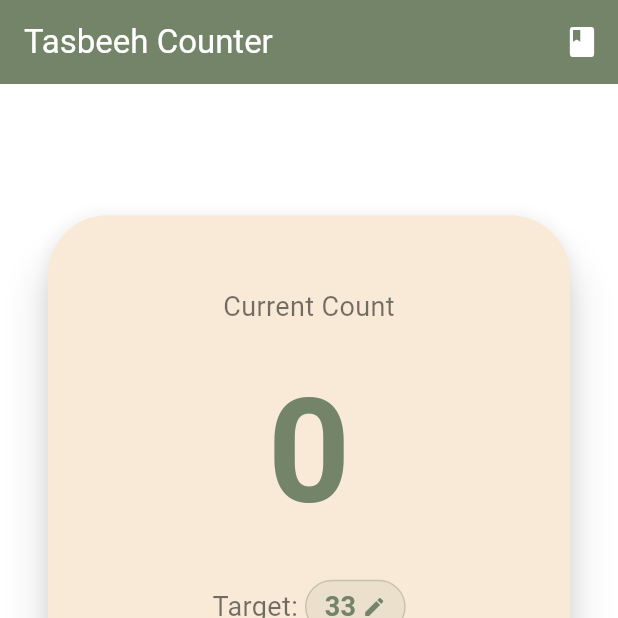
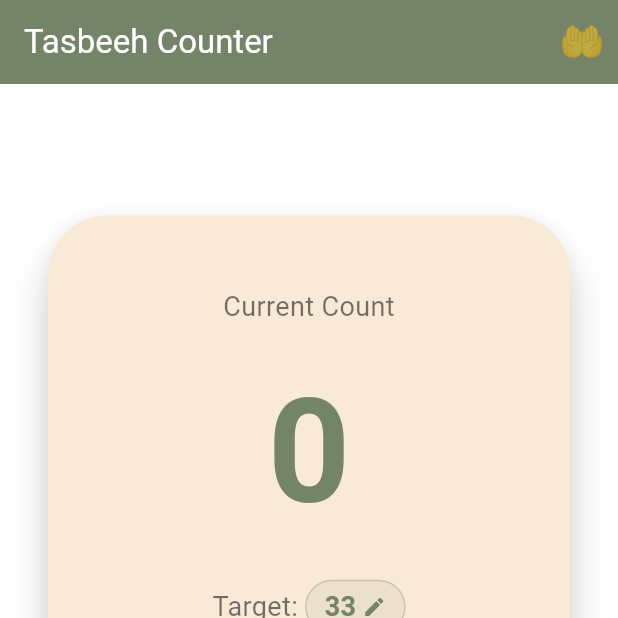
Before and after one commit to maria-khan-khushk/smart_namaz_companion, a Flutter app: the screen it shows after launch, item 3 of the bottom bar chosen, on a phone screen of 412 x 824 dp, the top half of it. Run offline on Flutter 3.47's test engine with Material 3 defaults, Android fonts, the light colour scheme and no system bars; our stand-ins replace audioplayers, flutter_local_notifications, geolocator, shared_preferences, table_calendar, timezone.

Commit message:
dua icon changed

```diff
--- a/lib/screens/tasbeeh_screen.dart
+++ b/lib/screens/tasbeeh_screen.dart
@@ -106,7 +106,7 @@ class _TasbeehScreenState extends State<TasbeehScreen> {
         foregroundColor: Colors.white,
         actions: [
           IconButton(
-            icon: Icon(Icons.book),
+            icon: Text('🤲', style: TextStyle(fontSize: 24)), // 👐 dua hands emoji
             onPressed: _openGuidance,
             tooltip: isUrdu ? 'اذکار اور دعائیں' : 'Dhikr & Duas',
           ),
```
